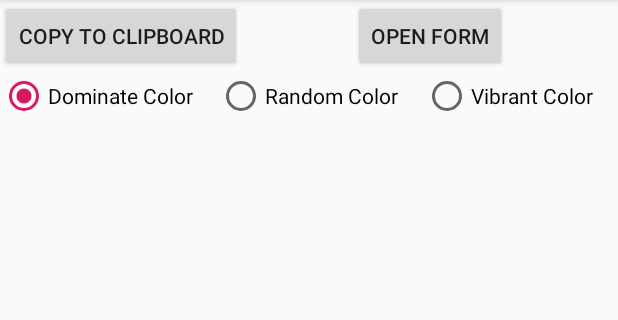
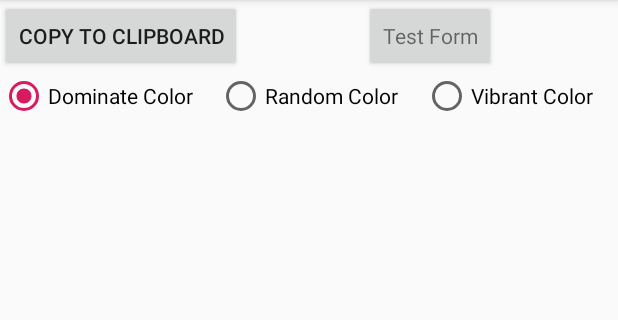
Before and after one commit to renyuneyun/ColorSniffer, an Android app: the screen it shows after launch (MainActivity), on a phone screen of 412 x 824 dp, the part 84-404 px from its top. Run offline under Robolectric (Android 15) with nearby library versions, the phone set to English and light mode, and no system bars; libraries missing offline, so code that uses them is left out: androidx.palette.graphics.

Commit message:
Reduce eye-attraction of "test form"

```diff
--- a/app/src/main/res/layout/activity_main.xml
+++ b/app/src/main/res/layout/activity_main.xml
@@ -18,7 +18,8 @@
         android:id="@+id/button_form"
         android:layout_width="wrap_content"
         android:layout_height="wrap_content"
-        android:text="Open Form"
+        android:text="Test Form"
+        android:textAppearance="@style/TextAppearance.AppCompat.Small"
         app:layout_constraintEnd_toEndOf="parent"
         app:layout_constraintStart_toEndOf="@+id/button_to_clipboard"
         app:layout_constraintTop_toTopOf="parent" />
```
